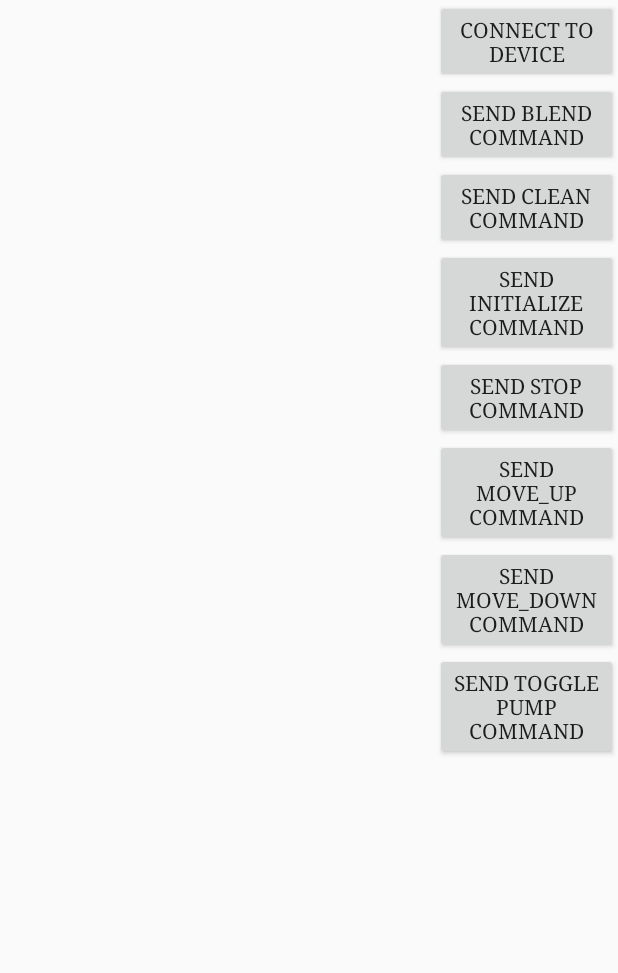
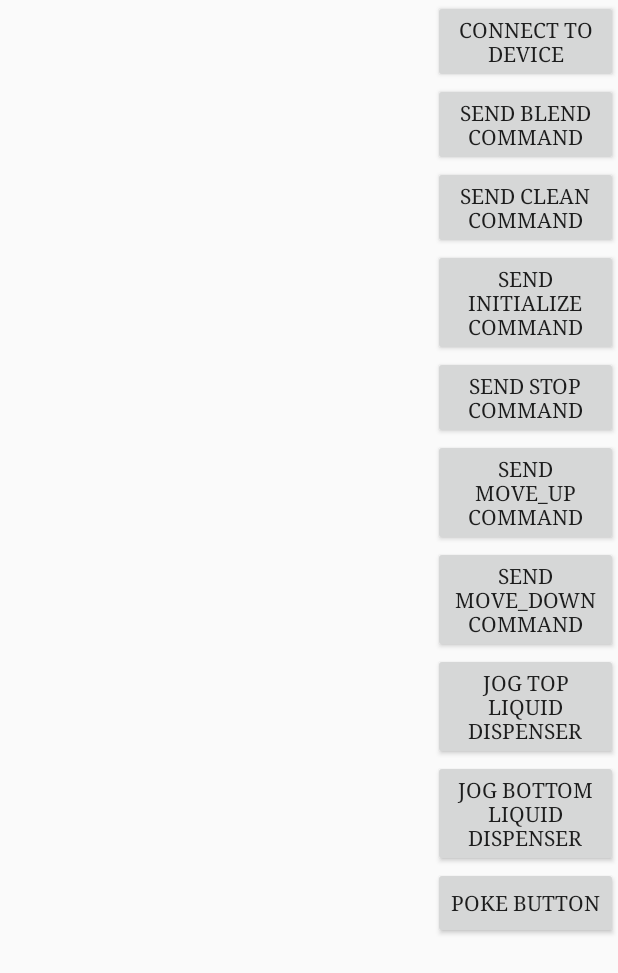
Before and after one commit to blitz6/uGoVendingAppp, an Android app: the layout administrator_machine_testing.xml on its own in the app's theme, with its tools: preview values and no code run, on a phone screen of 412 x 824 dp. Shown: the top 973 px of the screen. Run offline under Robolectric (Android 15) with nearby library versions, the phone set to English and light mode, and no system bars.

Commit message:
Modified administrator_machine_testing.xml page by adding 3 new buttons:
- jog top
-jog bottom
-poke

Modified MachineTestingFragment.java page for displaying the message for each button.

```diff
--- a/app/src/main/res/layout/administrator_machine_testing.xml
+++ b/app/src/main/res/layout/administrator_machine_testing.xml
@@ -69,8 +69,23 @@
             <Button
                 android:layout_width="wrap_content"
                 android:layout_height="wrap_content"
-                android:text="Send TOGGLE PUMP command"
-                android:id="@+id/toggle_pump_button" />
+                android:text="Jog Top Liquid Dispenser"
+                android:id="@+id/jog_top_button" />
+            <Button
+                android:layout_width="wrap_content"
+                android:layout_height="wrap_content"
+                android:text="Jog Bottom Liquid Dispenser"
+                android:id="@+id/jog_bottom_button" />
+
+            <Button
+                android:layout_width="wrap_content"
+                android:layout_height="wrap_content"
+                android:text="Poke Button"
+                android:id="@+id/poke_button" />
+
+
+
+
         </LinearLayout>
         </TableRow>
     </TableLayout>
--- a/build.gradle
+++ b/build.gradle
@@ -5,7 +5,7 @@ buildscript {
         jcenter()
     }
     dependencies {
-        classpath 'com.android.tools.build:gradle:1.5.0'
+        classpath 'com.android.tools.build:gradle:2.2.0'
 
         // NOTE: Do not place your application dependencies here; they belong
         // in the individual module build.gradle files
```
Also changed, not shown: app/src/main/java/com/ugosmoothie/ugovendingapp/Admin/Fragments/MachineTestingFragment.java (+82 -4 lines), gradle/wrapper/gradle-wrapper.properties, 63 other files.
